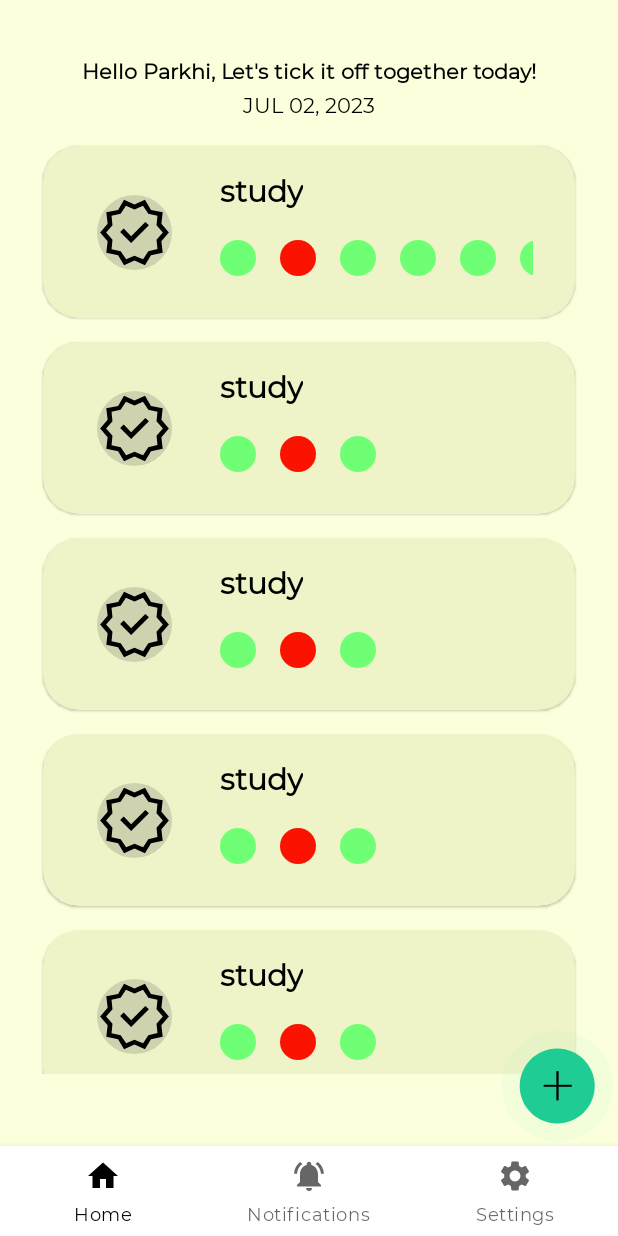
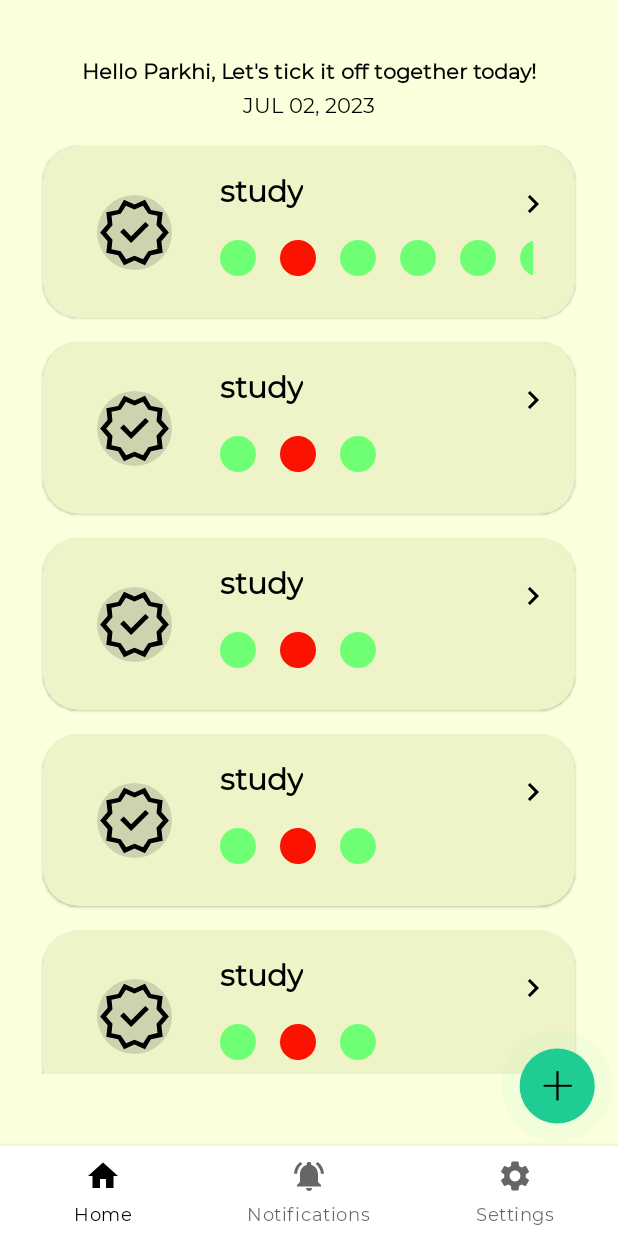
Before and after one commit to Parkhi19/Slowdy-Slow-and-Steady, an Android app: the screen it shows after launch (MainActivity), on a phone screen of 412 x 824 dp. Run offline under Robolectric (Android 15) with nearby library versions, the phone set to English and light mode, and no system bars.

Commit message:
added right arrow in habit view

```diff
--- a/app/src/main/res/layout/habit_view.xml
+++ b/app/src/main/res/layout/habit_view.xml
@@ -42,6 +42,16 @@
             app:layout_constraintVertical_bias="0.5"
             tools:layout_editor_absoluteX="16dp" />
 
+        <ImageView
+            android:layout_width="wrap_content"
+            android:layout_height="wrap_content"
+            android:src="@drawable/right_arrow_icon"
+            android:foregroundGravity="center"
+            android:layout_centerVertical="true"
+            app:layout_constraintEnd_toEndOf="parent"
+            app:layout_constraintBottom_toTopOf="@+id/habitStreakView"
+            app:tint="@color/primary_arrow_color" />
+
         <com.slowAndSteady.slowdy.view.custom.HabitStreaks
             android:layout_width="0dp"
             android:id="@+id/habitStreakView"
```
